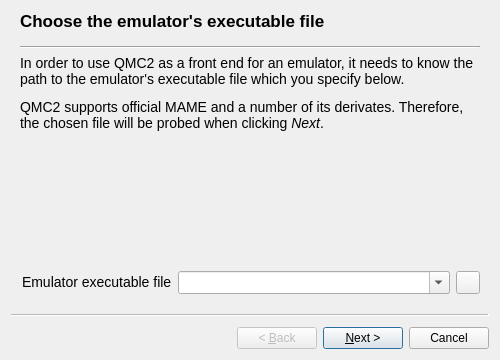
Above: setupwizard.ui from qmc2/qmc2-mame-fe before the change. Below: the same form after it.
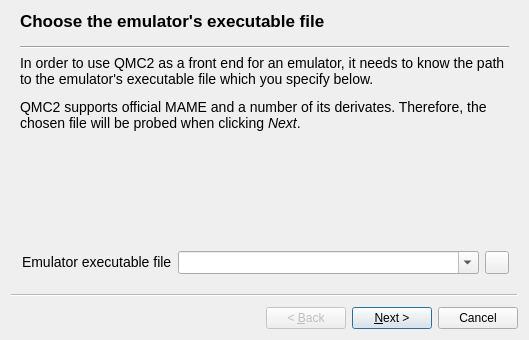
That is the form after the change. Icons and pictures are not drawn.

Commit message: wip: SetupWizard: "executable probe" completed

The edit to the form file:
```diff
--- a/setupwizard.ui
+++ b/setupwizard.ui
@@ -6,8 +6,8 @@
    <rect>
     <x>0</x>
     <y>0</y>
-    <width>500</width>
-    <height>360</height>
+    <width>529</width>
+    <height>340</height>
    </rect>
   </property>
   <property name="windowTitle">
```
Left out of the diff: 50 changed lines with no effect on the pictures. The commit also changes 2 other files.
